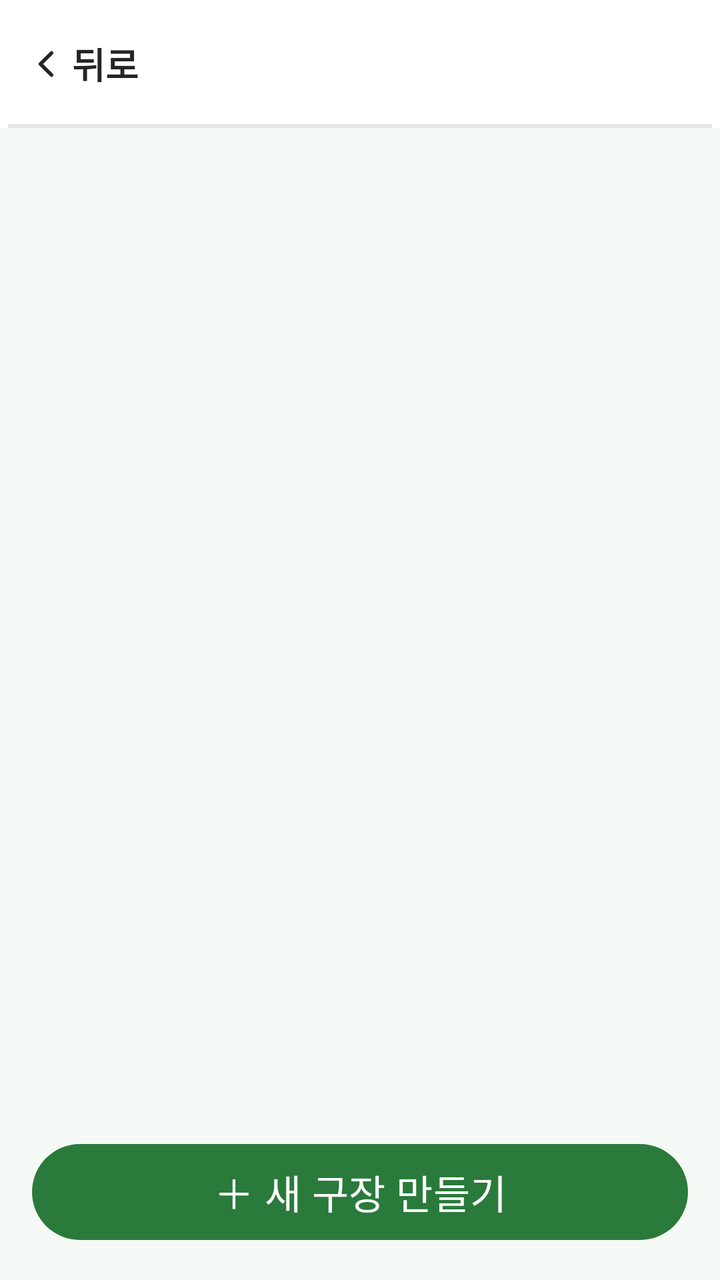
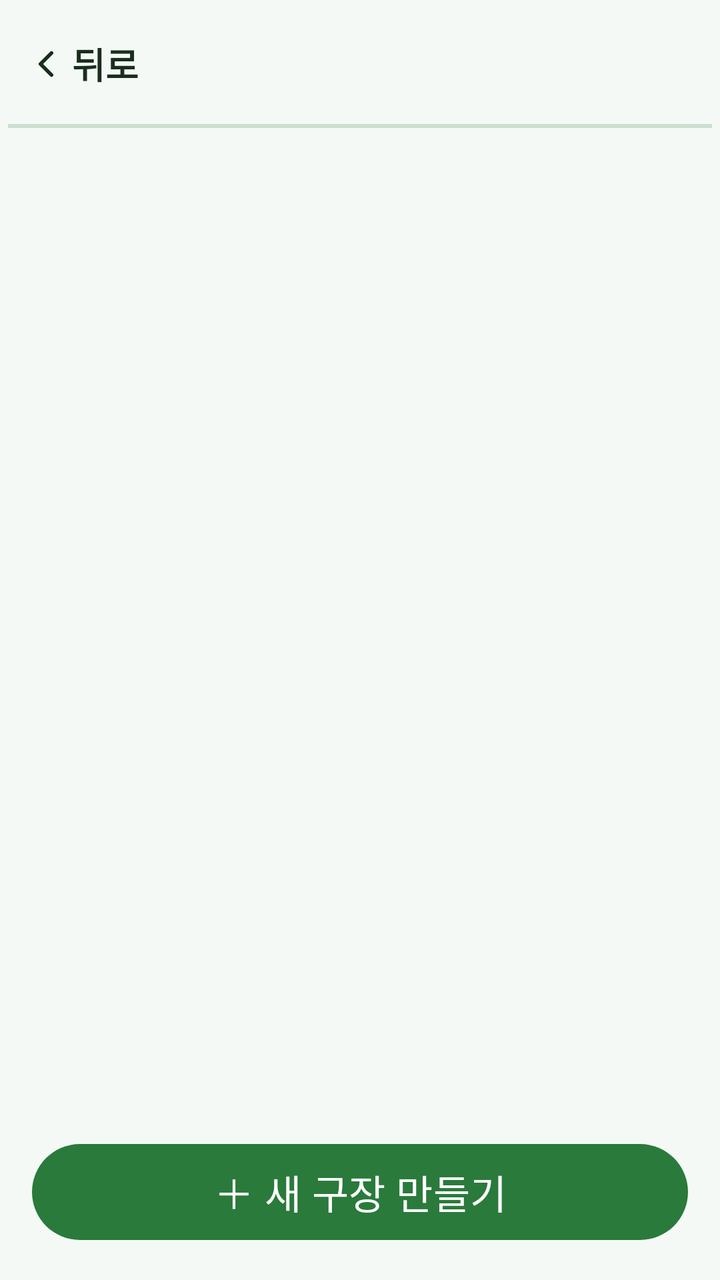

Compare the two renders of this Android layout. The source of the first and the diff that turns it into the second are given below.
<!-- AndroidManifest.xml: application theme Theme.ParkGolf -->
<!-- res/layout/fragment_my_courses.xml -->
<?xml version="1.0" encoding="utf-8"?>
<LinearLayout xmlns:android="http://schemas.android.com/apk/res/android"
    android:layout_width="match_parent" android:layout_height="match_parent"
    android:orientation="vertical">
    <include android:id="@+id/topBar" layout="@layout/view_top_bar" />
    <LinearLayout
        android:layout_width="match_parent" android:layout_height="0dp" android:layout_weight="1"
        android:orientation="vertical" android:padding="@dimen/screen_padding">
        <androidx.recyclerview.widget.RecyclerView android:id="@+id/rvVenues"
            android:layout_width="match_parent" android:layout_height="0dp"
            android:layout_weight="1" />
        <TextView android:id="@+id/tvEmpty"
            android:layout_width="match_parent" android:layout_height="wrap_content"
            android:text="@string/no_courses_yet" android:gravity="center"
            android:textColor="@color/text_muted" android:visibility="gone" />
        <Button android:id="@+id/btnAddVenue"
            android:layout_width="match_parent" android:layout_height="wrap_content"
            android:minHeight="@dimen/touch_min" android:text="@string/new_course"
            android:textSize="@dimen/button_text" />
    </LinearLayout>
</LinearLayout>
<!-- res/layout/view_top_bar.xml (included above) -->
<?xml version="1.0" encoding="utf-8"?>
<androidx.constraintlayout.widget.ConstraintLayout
    xmlns:android="http://schemas.android.com/apk/res/android"
    xmlns:app="http://schemas.android.com/apk/res-auto"
    android:layout_width="match_parent"
    android:layout_height="wrap_content"
    android:background="@color/background"
    android:minHeight="64dp"
    android:paddingHorizontal="4dp">

    <LinearLayout
        android:id="@+id/btnBack"
        android:layout_width="wrap_content"
        android:layout_height="@dimen/touch_min"
        android:orientation="horizontal"
        android:gravity="center_vertical"
        android:paddingHorizontal="8dp"
        android:background="?attr/selectableItemBackground"
        android:clickable="true"
        android:focusable="true"
        android:contentDescription="@string/back"
        app:layout_constraintStart_toStartOf="parent"
        app:layout_constraintTop_toTopOf="parent"
        app:layout_constraintBottom_toBottomOf="parent">
        <ImageView
            android:layout_width="22dp" android:layout_height="22dp"
            android:src="@drawable/ic_chevron_left"
            android:importantForAccessibility="no" />
        <TextView
            android:layout_width="wrap_content" android:layout_height="wrap_content"
            android:layout_marginStart="2dp"
            android:text="@string/back"
            android:textColor="@color/foreground"
            android:textSize="@dimen/body_text"
            android:textStyle="bold" />
    </LinearLayout>

    <TextView
        android:id="@+id/tvBarTitle"
        android:layout_width="0dp"
        android:layout_height="wrap_content"
        android:gravity="center"
        android:textSize="@dimen/body_text"
        android:textStyle="bold"
        android:textColor="@color/foreground"
        android:maxLines="1"
        android:ellipsize="end"
        app:layout_constraintStart_toEndOf="@id/btnBack"
        app:layout_constraintEnd_toStartOf="@id/barSpacer"
        app:layout_constraintTop_toTopOf="parent"
        app:layout_constraintBottom_toBottomOf="parent" />

    <Space
        android:id="@+id/barSpacer"
        android:layout_width="72dp"
        android:layout_height="1dp"
        app:layout_constraintEnd_toEndOf="parent"
        app:layout_constraintTop_toTopOf="parent" />

    <View android:layout_width="0dp" android:layout_height="@dimen/border_width"
        android:background="@color/border"
        app:layout_constraintStart_toStartOf="parent"
        app:layout_constraintEnd_toEndOf="parent"
        app:layout_constraintBottom_toBottomOf="parent" />
</androidx.constraintlayout.widget.ConstraintLayout>
<!-- resources referenced by this layout -->
<resources>
  <color name="background">#FFFFFF</color>
  <color name="border">#1A000000</color>
  <color name="foreground">#252525</color>
  <color name="text_muted">#717182</color>
  <dimen name="body_text">18sp</dimen>
  <dimen name="border_width">2dp</dimen>
  <dimen name="button_text">20sp</dimen>
  <dimen name="screen_padding">16dp</dimen>
  <dimen name="touch_min">56dp</dimen>
  <!-- drawable ic_chevron_left (drawable) -->
  <vector xmlns:android="http://schemas.android.com/apk/res/android" android:width="24dp" android:height="24dp" android:viewportWidth="24" android:viewportHeight="24">
      <path android:strokeColor="@color/foreground" android:strokeWidth="2" android:strokeLineCap="round" android:strokeLineJoin="round" android:pathData="M15,18 L9,12 L15,6" />
  </vector>
  <string name="back">뒤로</string>
  <string name="new_course">＋ 새 구장 만들기</string>
  <string name="no_courses_yet">아직 등록된 구장이 없습니다</string>
  <style name="Theme.ParkGolf" parent="Theme.ParkGolf.Green" />
  <style name="Theme.ParkGolf.Green" parent="Theme.ParkGolf.Base">
          <item name="colorPrimary">#2A7A3B</item>
          <item name="android:windowBackground">#F4F9F5</item>
          <item name="parkBackground">#F4F9F5</item>
          <item name="parkForeground">#1A2E1D</item>
          <item name="parkPrimary">#2A7A3B</item>
          <item name="parkPrimary10">#1A2A7A3B</item>
          <item name="parkSecondary">#E6F2E8</item>
          <item name="parkMuted">#EAF3EC</item>
          <item name="parkMutedForeground">#4E7255</item>
          <item name="parkAccent">#D2EBDA</item>
          <item name="parkAccentForeground">#1A3D21</item>
          <item name="parkBorder">#332A7A3B</item>
          <item name="parkInputBg">#EAF3EC</item>
      </style>
  <style name="Theme.ParkGolf.Base" parent="Theme.Material3.DayNight.NoActionBar">
          <item name="colorOnPrimary">@color/on_primary</item>
          <item name="android:textColorPrimary">?attr/parkForeground</item>
      </style>
  <color name="on_primary">#FFFFFF</color>
</resources>

<!-- the commit's change to res/layout/fragment_my_courses.xml (unified diff, before → after) -->
@@ -12,7 +12,7 @@
         <TextView android:id="@+id/tvEmpty"
             android:layout_width="match_parent" android:layout_height="wrap_content"
             android:text="@string/no_courses_yet" android:gravity="center"
-            android:textColor="@color/text_muted" android:visibility="gone" />
+            android:textColor="?attr/parkMutedForeground" android:visibility="gone" />
         <Button android:id="@+id/btnAddVenue"
             android:layout_width="match_parent" android:layout_height="wrap_content"
             android:minHeight="@dimen/touch_min" android:text="@string/new_course"
@@ -26,7 +26,7 @@
     xmlns:app="http://schemas.android.com/apk/res-auto"
     android:layout_width="match_parent"
     android:layout_height="wrap_content"
-    android:background="@color/background"
+    android:background="?attr/parkBackground"
     android:minHeight="64dp"
     android:paddingHorizontal="4dp">
 
@@ -52,7 +52,7 @@
             android:layout_width="wrap_content" android:layout_height="wrap_content"
             android:layout_marginStart="2dp"
             android:text="@string/back"
-            android:textColor="@color/foreground"
+            android:textColor="?attr/parkForeground"
             android:textSize="@dimen/body_text"
             android:textStyle="bold" />
     </LinearLayout>
@@ -64,7 +64,7 @@
         android:gravity="center"
         android:textSize="@dimen/body_text"
         android:textStyle="bold"
-        android:textColor="@color/foreground"
+        android:textColor="?attr/parkForeground"
         android:maxLines="1"
         android:ellipsize="end"
         app:layout_constraintStart_toEndOf="@id/btnBack"
@@ -80,7 +80,7 @@
         app:layout_constraintTop_toTopOf="parent" />
 
     <View android:layout_width="0dp" android:layout_height="@dimen/border_width"
-        android:background="@color/border"
+        android:background="?attr/parkBorder"
         app:layout_constraintStart_toStartOf="parent"
         app:layout_constraintEnd_toEndOf="parent"
         app:layout_constraintBottom_toBottomOf="parent" />
<!-- resource entries referenced after the edit -->
@@ -1,9 +1,5 @@
 <!-- resources referenced by this layout -->
 <resources>
-  <color name="background">#FFFFFF</color>
-  <color name="border">#1A000000</color>
-  <color name="foreground">#252525</color>
-  <color name="text_muted">#717182</color>
   <dimen name="body_text">18sp</dimen>
   <dimen name="border_width">2dp</dimen>
   <dimen name="button_text">20sp</dimen>
@@ -11,7 +7,7 @@
   <dimen name="touch_min">56dp</dimen>
   <!-- drawable ic_chevron_left (drawable) -->
   <vector xmlns:android="http://schemas.android.com/apk/res/android" android:width="24dp" android:height="24dp" android:viewportWidth="24" android:viewportHeight="24">
-      <path android:strokeColor="@color/foreground" android:strokeWidth="2" android:strokeLineCap="round" android:strokeLineJoin="round" android:pathData="M15,18 L9,12 L15,6" />
+      <path android:strokeColor="?attr/parkForeground" android:strokeWidth="2" android:strokeLineCap="round" android:strokeLineJoin="round" android:pathData="M15,18 L9,12 L15,6" />
   </vector>
   <string name="back">뒤로</string>
   <string name="new_course">＋ 새 구장 만들기</string>
